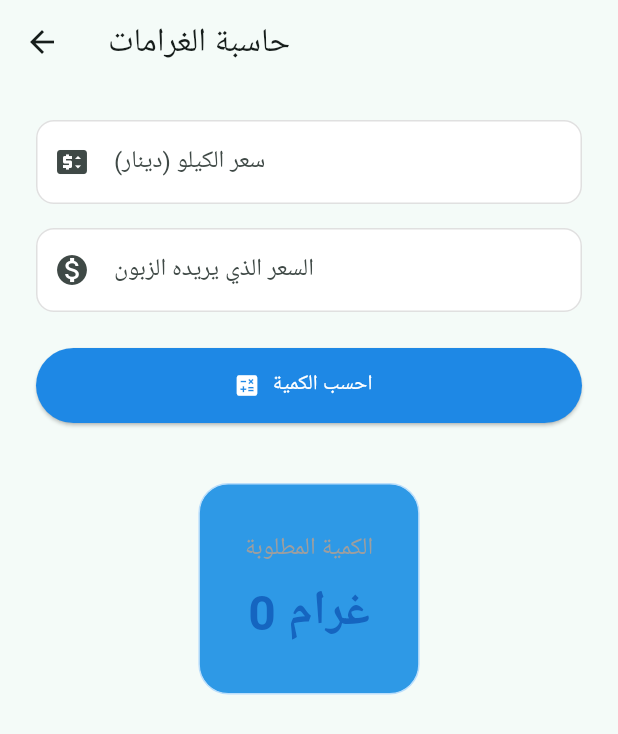
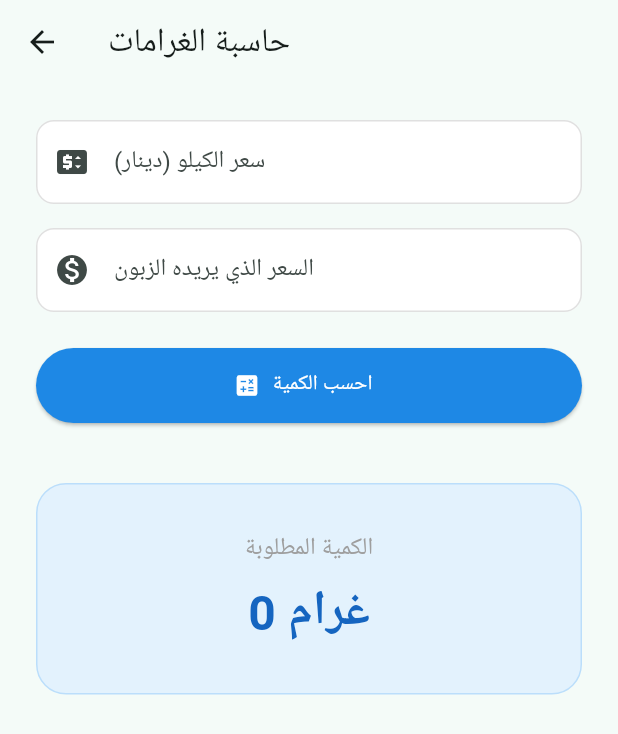
Before and after one commit to 1gj/attar_shop_app, a Flutter app: the GramCalculatorPage screen opened directly, on a phone screen of 412 x 824 dp. Shown: the top 734 px of the screen. Run offline on Flutter 3.47's test engine with Material 3 defaults, Android fonts, the light colour scheme and no system bars; our stand-ins replace cloud_firestore, firebase_core; accounts and stored records are empty; Roboto replaces fonts that are missing (Segoe UI).

Commit message:
تحديث التصميم وإصلاح مشاكل التشغيل

```diff
--- a/lib/main.dart
+++ b/lib/main.dart
@@ -413,7 +413,7 @@ class _GramCalculatorPageState extends State<GramCalculatorPage> {
       appBar: AppBar(title: const Text("حاسبة الغرامات")),
       body: Padding(
         padding: const EdgeInsets.all(24),
-        child: Column(
+        child: ListView(
           children: [
             TextField(
               controller: _pricePerKgController,
@@ -450,7 +450,7 @@ class _GramCalculatorPageState extends State<GramCalculatorPage> {
             Container(
               padding: const EdgeInsets.all(30),
               decoration: BoxDecoration(
-                color: const Color.fromARGB(255, 46, 153, 230),
+                color: Colors.blue.shade50,
                 borderRadius: BorderRadius.circular(20),
                 border: Border.all(color: Colors.blue.shade100),
               ),
```
Also changed, not shown: 1 other file.
